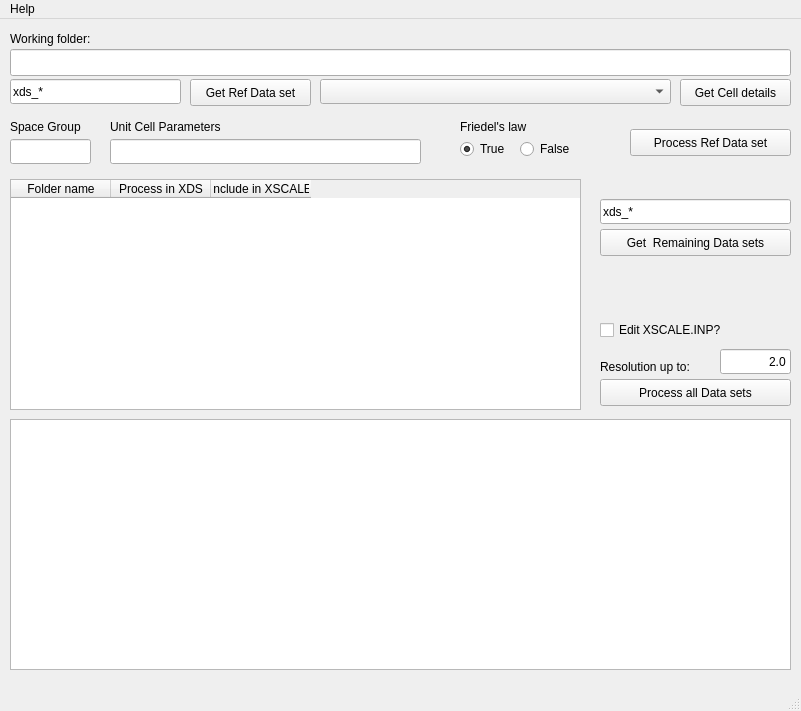
Before: the Qt Designer form ui/form.ui in ricleal/hca, drawn with Qt 5.
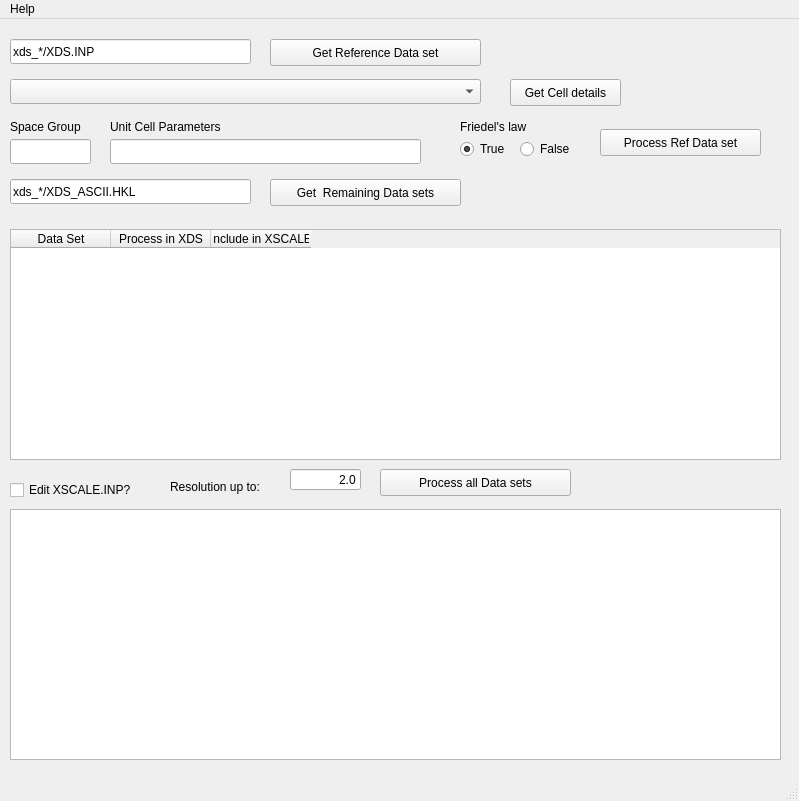
After: the same form once the commit is applied.

What changed in the file:
```diff
--- a/ui/form.ui
+++ b/ui/form.ui
@@ -6,8 +6,8 @@
    <rect>
     <x>0</x>
     <y>0</y>
-    <width>801</width>
-    <height>711</height>
+    <width>799</width>
+    <height>801</height>
    </rect>
   </property>
   <property name="windowTitle">
@@ -17,35 +17,35 @@
    <widget class="QPushButton" name="pushButtonRefDSPattern">
     <property name="geometry">
      <rect>
-      <x>190</x>
-      <y>60</y>
-      <width>121</width>
+      <x>270</x>
+      <y>20</y>
+      <width>211</width>
       <height>27</height>
      </rect>
     </property>
     <property name="text">
-     <string>Get Ref Data set</string>
+     <string>Get Reference Data set</string>
     </property>
    </widget>
    <widget class="QLineEdit" name="lineEditRefDsPattern">
     <property name="geometry">
      <rect>
       <x>10</x>
-      <y>60</y>
-      <width>171</width>
+      <y>20</y>
+      <width>241</width>
       <height>25</height>
      </rect>
     </property>
     <property name="text">
-     <string>xds_*</string>
+     <string>xds_*/XDS.INP</string>
     </property>
    </widget>
    <widget class="QComboBox" name="comboBoxRefDS">
     <property name="geometry">
      <rect>
-      <x>320</x>
+      <x>10</x>
       <y>60</y>
-      <width>351</width>
+      <width>471</width>
       <height>25</height>
      </rect>
     </property>
@@ -53,21 +53,21 @@
    <widget class="QLineEdit" name="lineEditRemainingDSsPattern">
     <property name="geometry">
      <rect>
-      <x>600</x>
-      <y>180</y>
-      <width>191</width>
+      <x>10</x>
+      <y>160</y>
+      <width>241</width>
       <height>25</height>
      </rect>
     </property>
     <property name="text">
-     <string>xds_*</string>
+     <string>xds_*/XDS_ASCII.HKL</string>
     </property>
    </widget>
    <widget class="QPushButton" name="pushButtonRemainingDSsPattern">
     <property name="geometry">
      <rect>
-      <x>600</x>
-      <y>210</y>
+      <x>270</x>
+      <y>160</y>
       <width>191</width>
       <height>27</height>
      </rect>
@@ -80,8 +80,8 @@
     <property name="geometry">
      <rect>
       <x>10</x>
-      <y>160</y>
-      <width>571</width>
+      <y>210</y>
+      <width>771</width>
       <height>231</height>
      </rect>
     </property>
@@ -93,7 +93,7 @@
     </property>
     <column>
      <property name="text">
-      <string>Folder name</string>
+      <string>Data Set</string>
      </property>
     </column>
     <column>
@@ -116,7 +116,7 @@
    <widget class="QPushButton" name="pushButtonCellDetails">
     <property name="geometry">
      <rect>
-      <x>680</x>
+      <x>510</x>
       <y>60</y>
       <width>111</width>
       <height>27</height>
@@ -175,7 +175,7 @@
    <widget class="QPushButton" name="pushButtonProcessRefDS">
     <property name="geometry">
      <rect>
-      <x>630</x>
+      <x>600</x>
       <y>110</y>
       <width>161</width>
       <height>27</height>
@@ -188,8 +188,8 @@
    <widget class="QPushButton" name="pushButtonProcessAllDS">
     <property name="geometry">
      <rect>
-      <x>600</x>
-      <y>360</y>
+      <x>380</x>
+      <y>450</y>
       <width>191</width>
       <height>27</height>
      </rect>
@@ -202,8 +202,8 @@
     <property name="geometry">
      <rect>
       <x>10</x>
-      <y>400</y>
-      <width>781</width>
+      <y>490</y>
+      <width>771</width>
       <height>251</height>
      </rect>
     </property>
@@ -211,10 +211,10 @@
    <widget class="QLineEdit" name="lineEditResolution">
     <property name="geometry">
      <rect>
-      <x>720</x>
-      <y>330</y>
+      <x>290</x>
+      <y>450</y>
       <width>71</width>
-      <height>25</height>
+      <height>21</height>
      </rect>
     </property>
     <property name="text">
@@ -227,8 +227,8 @@
    <widget class="QLabel" name="label_3">
     <property name="geometry">
      <rect>
-      <x>600</x>
-      <y>340</y>
+      <x>170</x>
+      <y>460</y>
       <width>111</width>
       <height>16</height>
      </rect>
@@ -279,34 +279,11 @@
      <string>False</string>
     </property>
    </widget>
-   <widget class="QLineEdit" name="lineEditWorkingFolder">
-    <property name="geometry">
-     <rect>
-      <x>10</x>
-      <y>30</y>
-      <width>781</width>
-      <height>27</height>
-     </rect>
-    </property>
-   </widget>
-   <widget class="QLabel" name="label_5">
-    <property name="geometry">
-     <rect>
-      <x>10</x>
-      <y>10</y>
-      <width>171</width>
-      <height>20</height>
-     </rect>
-    </property>
-    <property name="text">
-     <string>Working folder:</string>
-    </property>
-   </widget>
    <widget class="QCheckBox" name="checkBoxNedit">
     <property name="geometry">
      <rect>
-      <x>600</x>
-      <y>300</y>
+      <x>10</x>
+      <y>460</y>
       <width>191</width>
       <height>22</height>
      </rect>
@@ -321,7 +298,7 @@
     <rect>
      <x>0</x>
      <y>0</y>
-     <width>801</width>
+     <width>799</width>
      <height>25</height>
     </rect>
    </property>
```
